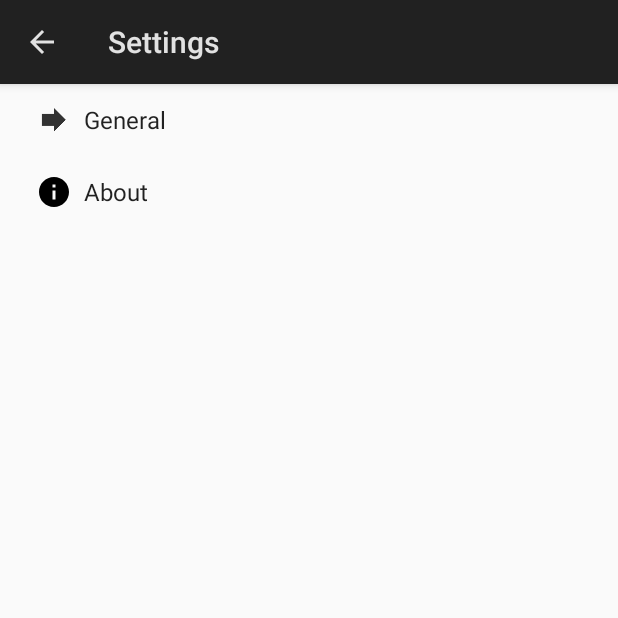
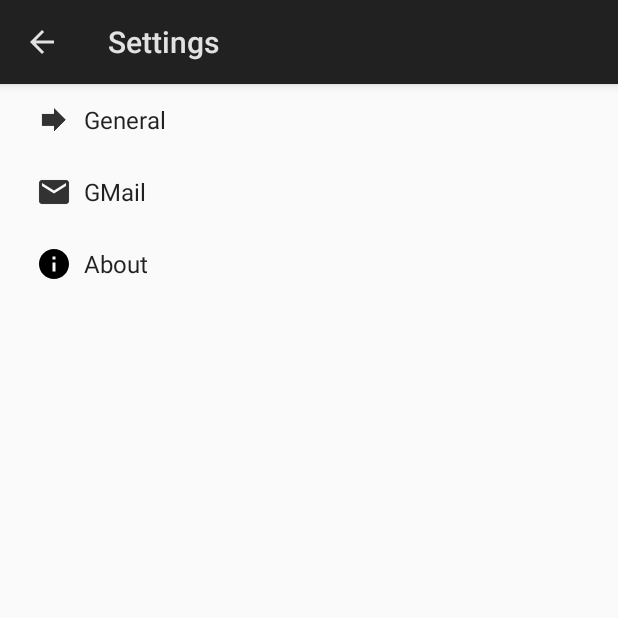
Before and after one commit to pablotp/sms_forwarder, an Android app: the SettingsActivity screen opened directly, with no data from a screen before it, on a phone screen of 412 x 824 dp, the top half of it. Run offline under Robolectric (Android 15) with nearby library versions, the light colour scheme and no system bars.

Commit message:
Implement setting menu for Gmail forwarding

```diff
--- a/app/src/main/res/values/strings.xml
+++ b/app/src/main/res/values/strings.xml
@@ -24,4 +24,15 @@
     <string name="pref_header_about">About</string>
     <string name="pref_title_app_version">App Version</string>
     <string name="pref_key_app_version">pref_key_app_version</string>
+
+    <string name="pref_header_gmail">GMail</string>
+    <string name="pref_title_gmail_forward">Enable GMail forwarding</string>
+    <string name="pref_description_gmail_forward">All received messages will be forwarded to the
+        configured GMail account.
+    </string>
+    <string name="pref_key_gmail_forward_switch">pref_key_gmail_forward_switch</string>
+    <string name="pref_title_gmail_username">Username (email)</string>
+    <string name="pref_key_gmail_username">pref_key_gmail_username</string>
+    <string name="pref_title_gmail_password">Password</string>
+    <string name="pref_key_gmail_password">pref_key_gmail_password</string>
 </resources>
--- /dev/null
+++ b/app/src/main/res/xml/pref_gmail.xml
@@ -0,0 +1,23 @@
+<PreferenceScreen xmlns:android="http://schemas.android.com/apk/res/android">
+    <SwitchPreference
+        android:defaultValue="false"
+        android:key="@string/pref_key_gmail_forward_switch"
+        android:summary="@string/pref_description_gmail_forward"
+        android:title="@string/pref_title_gmail_forward" />
+
+    <EditTextPreference
+        android:inputType="text"
+        android:key="@string/pref_key_gmail_username"
+        android:maxLines="1"
+        android:selectAllOnFocus="true"
+        android:singleLine="true"
+        android:title="@string/pref_title_gmail_username" />
+
+    <EditTextPreference
+        android:inputType="textVisiblePassword"
+        android:key="@string/pref_key_gmail_password"
+        android:maxLines="1"
+        android:singleLine="true"
+        android:title="@string/pref_title_gmail_password"
+        />
+</PreferenceScreen>
--- a/app/src/main/res/xml/pref_headers.xml
+++ b/app/src/main/res/xml/pref_headers.xml
@@ -7,9 +7,14 @@
         android:icon="@drawable/ic_pref_general"
         android:title="@string/pref_header_general" />
 
+
+    <header
+        android:fragment="com.pablotorregrosapaez.smsforwarder.SettingsActivity$GmailPreferenceFragment"
+        android:icon="@drawable/ic_pref_gmail"
+        android:title="@string/pref_header_gmail" />
+
     <header
         android:fragment="com.pablotorregrosapaez.smsforwarder.SettingsActivity$AboutPreferenceFragment"
         android:icon="@drawable/ic_info_black_24dp"
         android:title="@string/pref_header_about" />
-
 </preference-headers>
```
Also changed, not shown: app/src/main/java/com/pablotorregrosapaez/smsforwarder/SettingsActivity.java (+31 -0 lines), app/src/main/res/drawable-hdpi/ic_pref_gmail.png (added), app/src/main/res/drawable-mdpi/ic_pref_gmail.png (added), app/src/main/res/drawable-xhdpi/ic_pref_gmail.png (added), app/src/main/res/drawable-xxhdpi/ic_pref_gmail.png (added), app/src/main/res/drawable-xxxhdpi/ic_pref_gmail.png (added).
